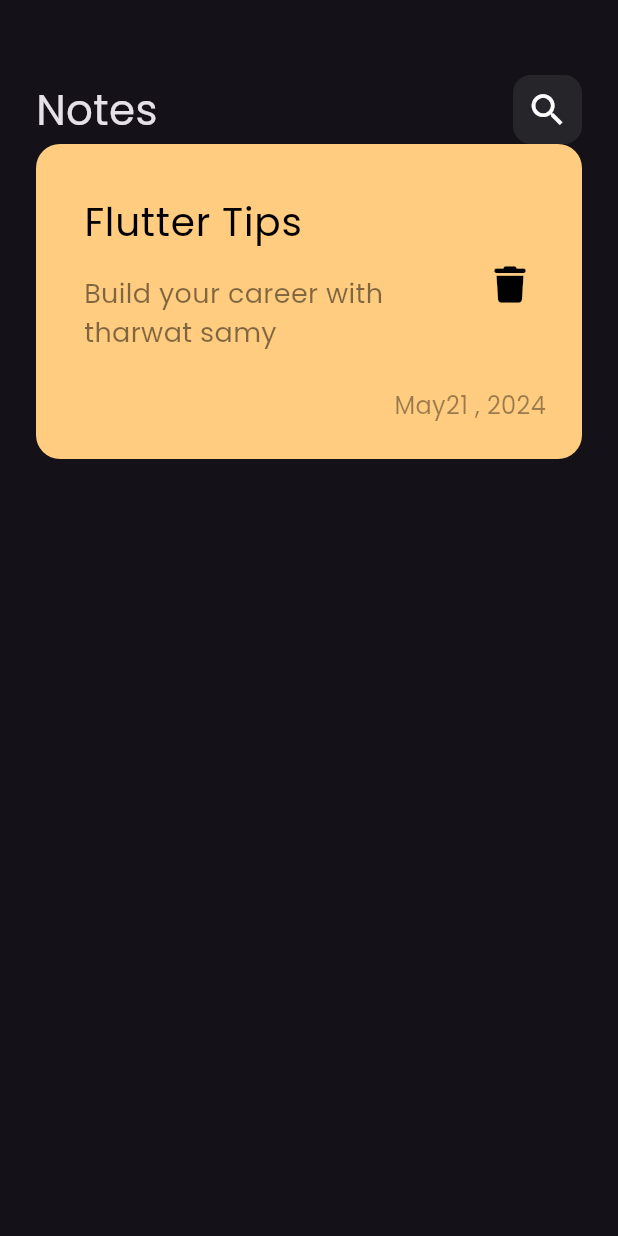
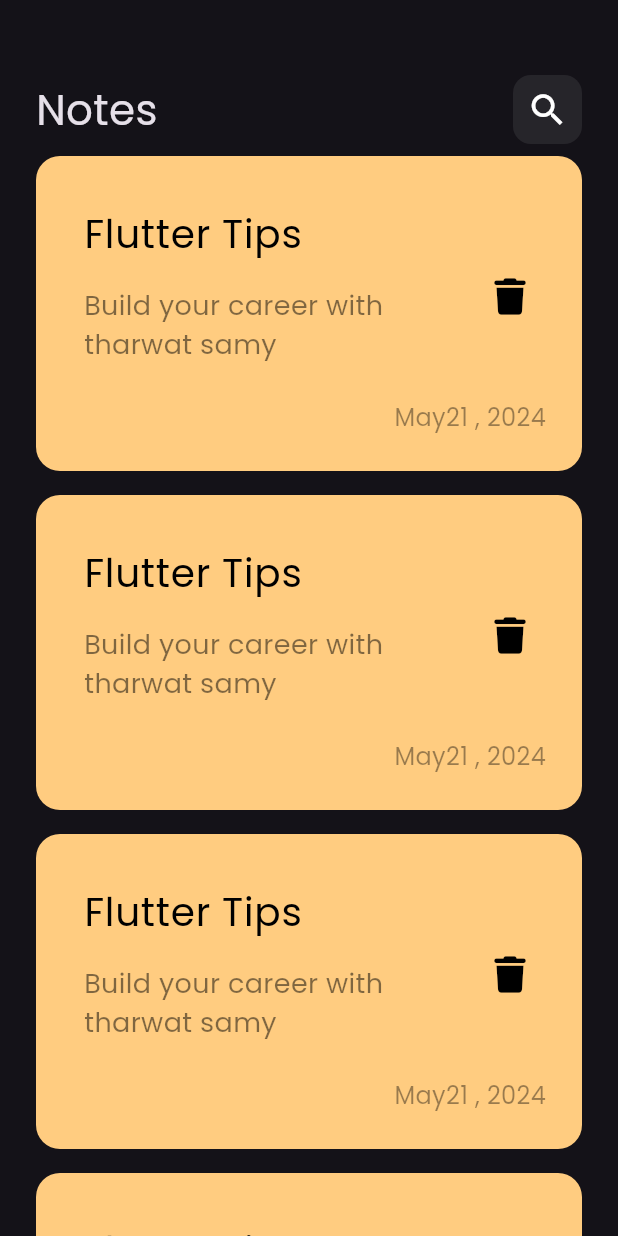
Before and after one commit to abdelazizh17/notes-app, a Flutter app: the screen it shows after launch, on a phone screen of 412 x 824 dp. Run offline on Flutter 3.47's test engine with Material 3 defaults, Android fonts, the phone set to English and light mode, and no system bars; our stand-ins replace font_awesome_flutter.

Commit message:
Create Notes List View

```diff
--- a/lib/views/notes_view.dart
+++ b/lib/views/notes_view.dart
@@ -1,5 +1,4 @@
 import 'package:flutter/material.dart';
-import 'package:flutter/widgets.dart';
 import 'package:notes_app/widgets/notes_view_body.dart';
 
 class NotesView extends StatelessWidget {
@@ -7,7 +6,7 @@ class NotesView extends StatelessWidget {
 
   @override
   Widget build(BuildContext context) {
-    return Scaffold(
+    return const Scaffold(
       body: NotesViewBody(),
     );
   }
--- a/lib/widgets/custom_notes_item.dart
+++ b/lib/widgets/custom_notes_item.dart
@@ -7,16 +7,16 @@ class CustomNotesItem extends StatelessWidget {
   @override
   Widget build(BuildContext context) {
     return Container(
-      padding: EdgeInsets.only(top: 24, left: 16, bottom: 24),
+      padding: const EdgeInsets.only(top: 24, left: 16, bottom: 24),
       decoration: BoxDecoration(
         borderRadius: BorderRadius.circular(16),
-        color: Color(0xffFFCC80),
+        color: const Color(0xffFFCC80),
       ),
       child: Column(
         crossAxisAlignment: CrossAxisAlignment.end,
         children: [
           ListTile(
-            title: Text(
+            title: const Text(
               'Flutter Tips',
               style: TextStyle(
                 color: Colors.black,
@@ -38,7 +38,7 @@ class CustomNotesItem extends StatelessWidget {
             ),
             trailing: IconButton(
               onPressed: () {},
-              icon: Icon(
+              icon: const Icon(
                 FontAwesomeIcons.trash,
                 color: Colors.black,
                 size: 24,
--- a/lib/widgets/notes_view_body.dart
+++ b/lib/widgets/notes_view_body.dart
@@ -15,9 +15,26 @@ class NotesViewBody extends StatelessWidget {
             height: 50,
           ),
           CustomAppBar(),
-          CustomNotesItem(),
+          Expanded(child: NotesListView()),
         ],
       ),
     );
   }
 }
+
+class NotesListView extends StatelessWidget {
+  const NotesListView({super.key});
+
+  @override
+  Widget build(BuildContext context) {
+    return ListView.builder(
+      itemCount: 7,
+      itemBuilder: (context, index) {
+        return const Padding(
+          padding: EdgeInsets.symmetric(vertical: 8),
+          child: CustomNotesItem(),
+        );
+      },
+    );
+  }
+}
```
Also changed, not shown: lib/main.dart (line endings or trailing spaces).
